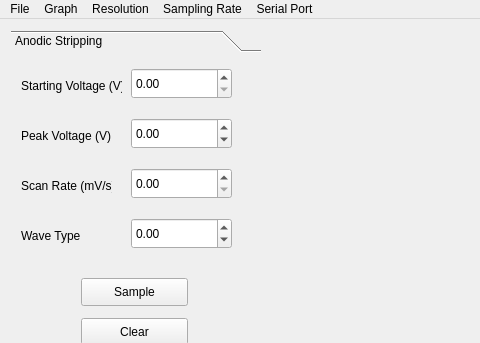
The window that mainwindow.ui (UCDiGEM/aldeSens) describes before a commit, drawn with Qt 5; both pictures show x 0 to 480 and y 0 to 343 of the 1000 by 654 pixel window.
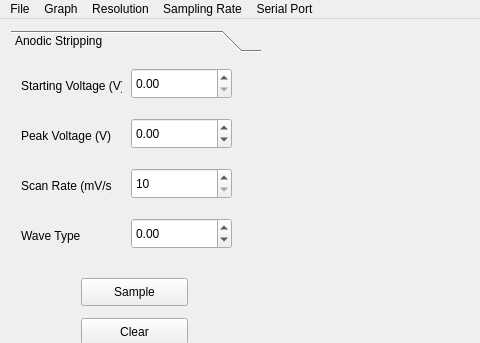
The same window after the commit. Custom widgets are drawn as their Qt base class.

```diff
--- a/mainwindow.ui
+++ b/mainwindow.ui
@@ -93,6 +93,18 @@
           <height>31</height>
          </rect>
         </property>
+        <property name="decimals">
+         <number>0</number>
+        </property>
+        <property name="minimum">
+         <double>10.000000000000000</double>
+        </property>
+        <property name="maximum">
+         <double>2000.000000000000000</double>
+        </property>
+        <property name="value">
+         <double>10.000000000000000</double>
+        </property>
        </widget>
        <widget class="QLabel" name="label_5">
         <property name="geometry">
```
Left out of the diff: 11 changed lines with no effect on the pictures.
